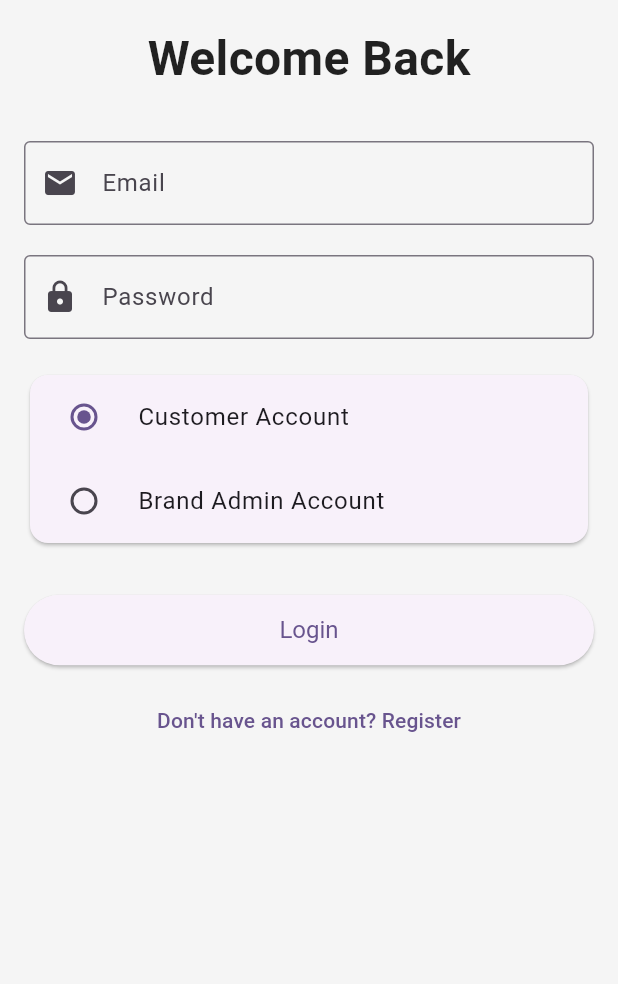
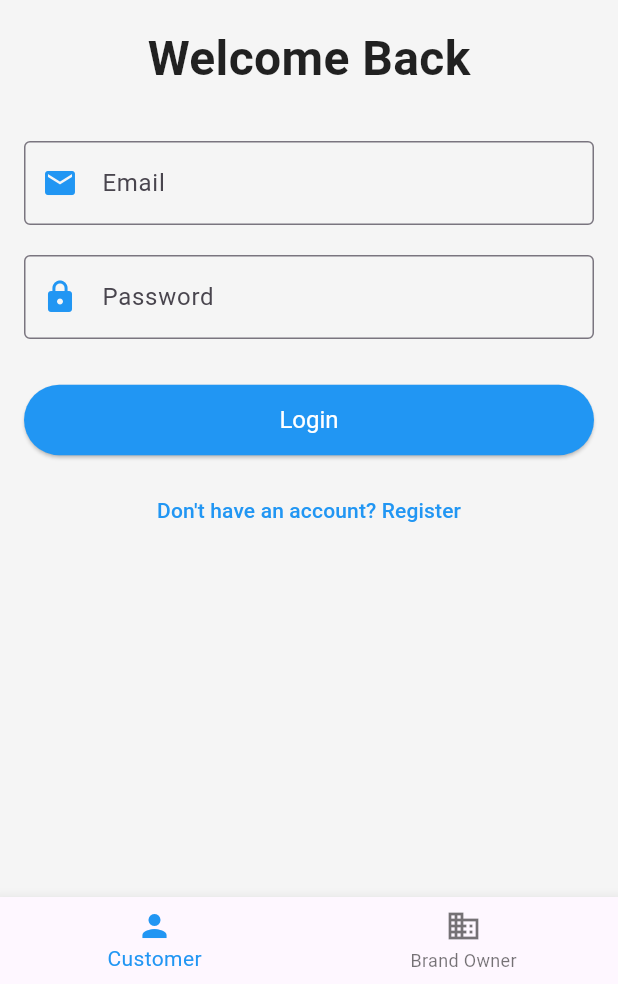
Before and after one commit to karimfady/Software-Engineering-Project, a Flutter app: the screen it shows after launch, on a phone screen of 412 x 824 dp, the part 252-1236 px from its top. Run offline on Flutter 3.47's test engine with Material 3 defaults, Android fonts, the phone set to English and light mode, and no system bars; our stand-ins replace image_picker, supabase_flutter; accounts and stored records are empty.

Commit message:
Removed radio button in login page and added navigation bar

```diff
--- a/outfitlyapp/lib/login_page.dart
+++ b/outfitlyapp/lib/login_page.dart
@@ -15,7 +15,26 @@ class _LoginPageState extends State<LoginPage> {
   final TextEditingController emailController = TextEditingController();
   final TextEditingController passwordController = TextEditingController();
   final LoginLogic loginLogic = LoginLogic();
-  String _accountType = 'customer'; // Default to customer account
+  String _accountType = 'customer';
+
+  // Define theme colors
+  final customerTheme = {
+    'primary': Colors.blue,
+    'background': Colors.grey[100],
+    'buttonColor': Colors.blue,
+    'iconColor': Colors.blue,
+  };
+
+  final brandTheme = {
+    'primary': Colors.deepPurple,
+    'background': Colors.grey[50],
+    'buttonColor': Colors.deepPurple,
+    'iconColor': Colors.deepPurple,
+  };
+
+  // Get current theme based on account type
+  Map<String, dynamic> get currentTheme =>
+      _accountType == 'customer' ? customerTheme : brandTheme;
 
   void _showRegistrationOptions() {
     showDialog(
@@ -59,7 +78,7 @@ class _LoginPageState extends State<LoginPage> {
   @override
   Widget build(BuildContext context) {
     return Scaffold(
-      backgroundColor: Colors.grey[100],
+      backgroundColor: currentTheme['background'],
       body: SingleChildScrollView(
         padding: const EdgeInsets.all(16.0),
         child: Column(
@@ -91,53 +110,26 @@ class _LoginPageState extends State<LoginPage> {
               decoration: InputDecoration(
                 labelText: 'Email',
                 border: OutlineInputBorder(),
-                prefixIcon: Icon(Icons.email),
+                prefixIcon: Icon(Icons.email, color: currentTheme['iconColor']),
+                focusedBorder: OutlineInputBorder(
+                  borderSide: BorderSide(color: currentTheme['primary']),
+                ),
               ),
             ),
             SizedBox(height: 20),
-
-            // Password Field
             TextField(
               controller: passwordController,
               obscureText: true,
               decoration: InputDecoration(
                 labelText: 'Password',
                 border: OutlineInputBorder(),
-                prefixIcon: Icon(Icons.lock),
-              ),
-            ),
-            SizedBox(height: 20),
-
-            // Account Type Selection
-            Card(
-              child: Column(
-                children: [
-                  RadioListTile<String>(
-                    title: const Text('Customer Account'),
-                    value: 'customer',
-                    groupValue: _accountType,
-                    onChanged: (String? value) {
-                      setState(() {
-                        _accountType = value!;
-                      });
-                    },
-                  ),
-                  RadioListTile<String>(
-                    title: const Text('Brand Admin Account'),
-                    value: 'brand_admin',
-                    groupValue: _accountType,
-                    onChanged: (String? value) {
-                      setState(() {
-                        _accountType = value!;
-                      });
-                    },
-                  ),
-                ],
+                prefixIcon: Icon(Icons.lock, color: currentTheme['iconColor']),
+                focusedBorder: OutlineInputBorder(
+                  borderSide: BorderSide(color: currentTheme['primary']),
+                ),
               ),
             ),
             SizedBox(height: 30),
-
-            // Login Button
             SizedBox(
               width: double.infinity,
               child: ElevatedButton(
@@ -156,23 +148,43 @@ class _LoginPageState extends State<LoginPage> {
                     );
                   }
                 },
-                child: Text('Login'),
                 style: ElevatedButton.styleFrom(
                   padding: EdgeInsets.symmetric(vertical: 14),
                   textStyle: TextStyle(fontSize: 16),
+                  backgroundColor: currentTheme['buttonColor'],
+                  foregroundColor:
+                      Colors.white, // Added this line to make text white
                 ),
+                child: Text('Login'),
               ),
             ),
             SizedBox(height: 12),
-
-            // Register Button
             TextButton(
               onPressed: _showRegistrationOptions,
+              style: TextButton.styleFrom(
+                foregroundColor: currentTheme['primary'],
+              ),
               child: Text('Don\'t have an account? Register'),
             ),
           ],
         ),
       ),
+      bottomNavigationBar: BottomNavigationBar(
+        currentIndex: _accountType == 'customer' ? 0 : 1,
+        onTap: (index) {
+          setState(() {
+            _accountType = index == 0 ? 'customer' : 'brand_admin';
+          });
+        },
+        selectedItemColor: currentTheme['primary'],
+        items: const [
+          BottomNavigationBarItem(icon: Icon(Icons.person), label: 'Customer'),
+          BottomNavigationBarItem(
+            icon: Icon(Icons.business),
+            label: 'Brand Owner',
+          ),
+        ],
+      ),
     );
   }
 }
```
